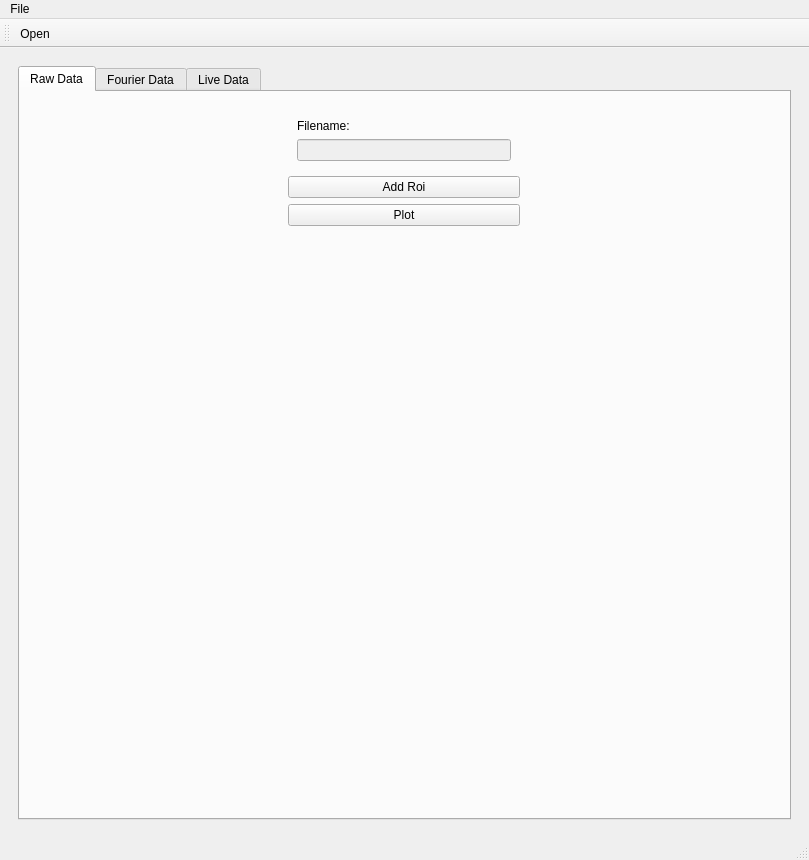
Qt form elchemi/view/GUI/main_window.ui (aquilesC/elchemi) before a commit.
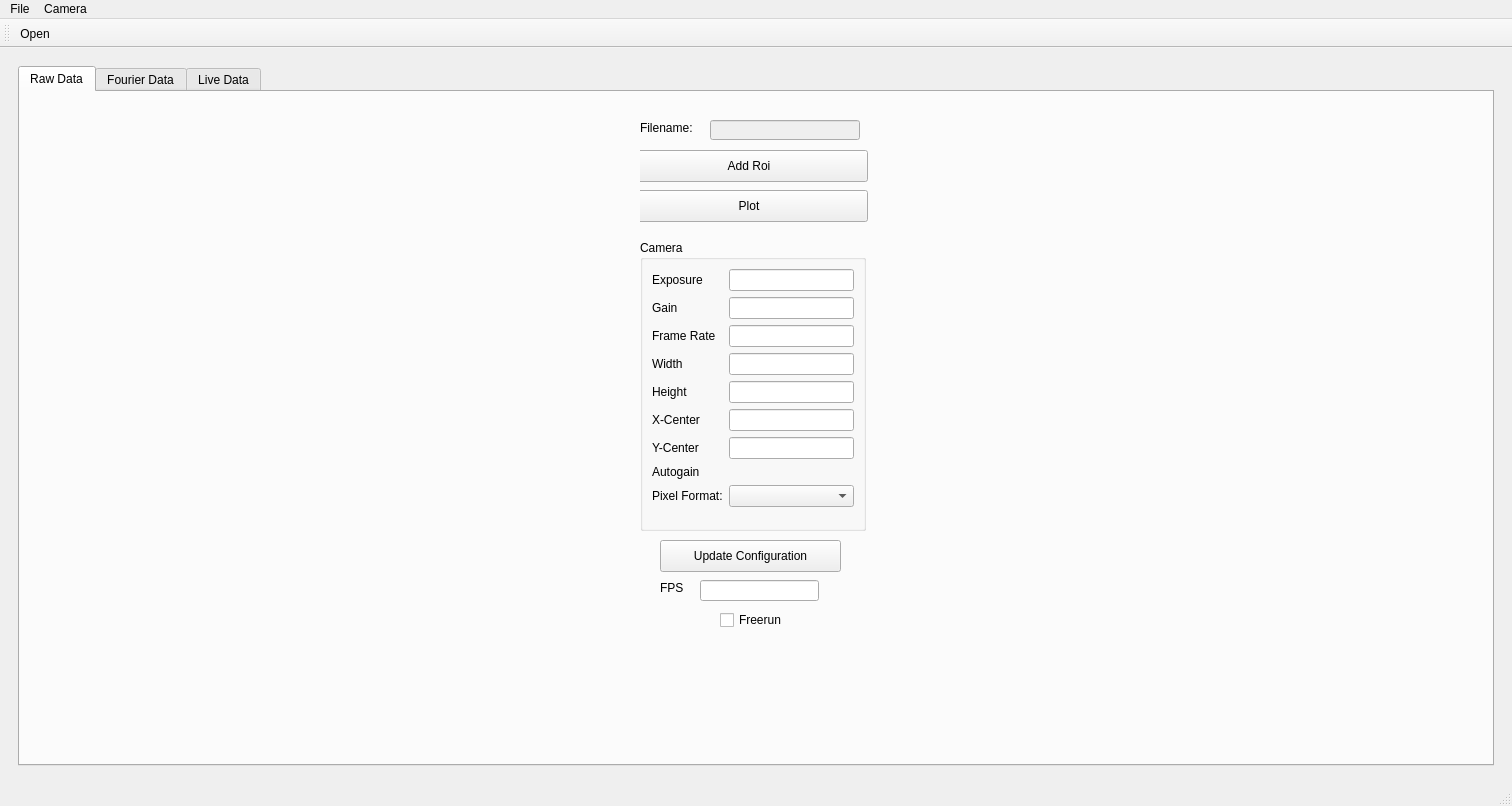
The same form after that commit. The open tabs and pages were chosen to show the change. Icons and pictures are not drawn. Custom widgets are drawn as their Qt base class.

Patch:
```diff
--- a/elchemi/view/GUI/main_window.ui
+++ b/elchemi/view/GUI/main_window.ui
@@ -6,15 +6,15 @@
    <rect>
     <x>0</x>
     <y>0</y>
-    <width>809</width>
-    <height>860</height>
+    <width>1512</width>
+    <height>806</height>
    </rect>
   </property>
   <property name="windowTitle">
    <string>MainWindow</string>
   </property>
   <widget class="QWidget" name="centralwidget">
-   <layout class="QHBoxLayout" name="horizontalLayout_3">
+   <layout class="QVBoxLayout" name="verticalLayout_5">
     <item>
      <widget class="QWidget" name="data_widget" native="true">
       <layout class="QHBoxLayout" name="horizontalLayout_2">
@@ -42,9 +42,15 @@
              <layout class="QVBoxLayout" name="verticalLayout_3">
               <item>
                <widget class="QWidget" name="widget_3" native="true">
-                <layout class="QVBoxLayout" name="verticalLayout_4">
-                 <item>
                   <widget class="QLabel" name="label">
+                 <property name="geometry">
+                  <rect>
+                   <x>0</x>
+                   <y>10</y>
+                   <width>58</width>
+                   <height>16</height>
+                  </rect>
+                 </property>
                    <property name="text">
                     <string>Filename:</string>
                    </property>
@@ -52,12 +58,18 @@
                     <cstring>filename_name</cstring>
                    </property>
                   </widget>
-                 </item>
-                 <item>
                   <widget class="QLineEdit" name="filename_name">
                    <property name="enabled">
                     <bool>false</bool>
                    </property>
+                 <property name="geometry">
+                  <rect>
+                   <x>70</x>
+                   <y>10</y>
+                   <width>150</width>
+                   <height>20</height>
+                  </rect>
+                 </property>
                    <property name="minimumSize">
                     <size>
                      <width>150</width>
@@ -66,17 +78,20 @@
                    </property>
                    <property name="maximumSize">
                     <size>
-                     <width>5000</width>
-                     <height>5000</height>
+                   <width>50</width>
+                   <height>20</height>
                     </size>
                    </property>
                   </widget>
-                 </item>
-                </layout>
-               </widget>
-              </item>
-              <item>
                <widget class="QPushButton" name="add_roi_button">
+                 <property name="geometry">
+                  <rect>
+                   <x>-10</x>
+                   <y>40</y>
+                   <width>238</width>
+                   <height>32</height>
+                  </rect>
+                 </property>
                 <property name="toolTip">
                  <string>Adds a ROI box to the image to perform a quick visualization</string>
                 </property>
@@ -84,9 +99,15 @@
                  <string>Add Roi</string>
                 </property>
                </widget>
-              </item>
-              <item>
                <widget class="QPushButton" name="plot_roi_button">
+                 <property name="geometry">
+                  <rect>
+                   <x>-10</x>
+                   <y>80</y>
+                   <width>238</width>
+                   <height>32</height>
+                  </rect>
+                 </property>
                 <property name="toolTip">
                  <string>Plot the signal, FFT, and spectrogram on the selected ROI</string>
                 </property>
@@ -94,19 +115,161 @@
                  <string>Plot</string>
                 </property>
                </widget>
-              </item>
-              <item>
-               <spacer name="verticalSpacer_2">
-                <property name="orientation">
-                 <enum>Qt::Vertical</enum>
-                </property>
-                <property name="sizeHint" stdset="0">
-                 <size>
-                  <width>20</width>
-                  <height>40</height>
-                 </size>
-                </property>
-               </spacer>
+                <widget class="QGroupBox" name="groupBox_5">
+                 <property name="geometry">
+                  <rect>
+                   <x>0</x>
+                   <y>130</y>
+                   <width>226</width>
+                   <height>291</height>
+                  </rect>
+                 </property>
+                 <property name="title">
+                  <string>Camera</string>
+                 </property>
+                 <layout class="QFormLayout" name="formLayout_5">
+                  <item row="0" column="0">
+                   <widget class="QLabel" name="label_32">
+                    <property name="text">
+                     <string>Exposure</string>
+                    </property>
+                    <property name="buddy">
+                     <cstring>line_exposure</cstring>
+                    </property>
+                   </widget>
+                  </item>
+                  <item row="0" column="1">
+                   <widget class="QLineEdit" name="exposure_freerun"/>
+                  </item>
+                  <item row="1" column="0">
+                   <widget class="QLabel" name="label_33">
+                    <property name="text">
+                     <string>Gain</string>
+                    </property>
+                   </widget>
+                  </item>
+                  <item row="1" column="1">
+                   <widget class="QLineEdit" name="gain_freerun"/>
+                  </item>
+                  <item row="2" column="0">
+                   <widget class="QLabel" name="label_34">
+                    <property name="text">
+                     <string>Frame Rate</string>
+                    </property>
+                   </widget>
+                  </item>
+                  <item row="2" column="1">
+                   <widget class="QLineEdit" name="framerate_freerun"/>
+                  </item>
+                  <item row="3" column="0">
+                   <widget class="QLabel" name="label_35">
+                    <property name="text">
+                     <string>Width</string>
+                    </property>
+                   </widget>
+                  </item>
+                  <item row="3" column="1">
+                   <widget class="QLineEdit" name="width_freerun"/>
+                  </item>
+                  <item row="4" column="0">
+                   <widget class="QLabel" name="label_36">
+                    <property name="text">
+                     <string>Height</string>
+                    </property>
+                   </widget>
+                  </item>
+                  <item row="4" column="1">
+                   <widget class="QLineEdit" name="height_freerun"/>
+                  </item>
+                  <item row="5" column="0">
+                   <widget class="QLabel" name="label_37">
+                    <property name="text">
+                     <string>X-Center</string>
+                    </property>
+                   </widget>
+                  </item>
+                  <item row="5" column="1">
+                   <widget class="QLineEdit" name="xcenter_freerun"/>
+                  </item>
+                  <item row="6" column="0">
+                   <widget class="QLabel" name="label_38">
+                    <property name="text">
+                     <string>Y-Center</string>
+                    </property>
+                   </widget>
+                  </item>
+                  <item row="6" column="1">
+                   <widget class="QLineEdit" name="ycenter_freerun"/>
+                  </item>
+                  <item row="7" column="0">
+                   <widget class="QLabel" name="label_19">
+                    <property name="text">
+                     <string>Autogain</string>
+                    </property>
+                   </widget>
+                  </item>
+                  <item row="8" column="0">
+                   <widget class="QLabel" name="label_20">
+                    <property name="text">
+                     <string>Pixel Format:</string>
+                    </property>
+                   </widget>
+                  </item>
+                  <item row="8" column="1">
+                   <widget class="QComboBox" name="pixel_format_box"/>
+                  </item>
+                 </layout>
+                </widget>
+                <widget class="QCheckBox" name="freerun_checkbox">
+                 <property name="geometry">
+                  <rect>
+                   <x>80</x>
+                   <y>500</y>
+                   <width>72</width>
+                   <height>20</height>
+                  </rect>
+                 </property>
+                 <property name="text">
+                  <string>Freerun</string>
+                 </property>
+                </widget>
+                <widget class="QLineEdit" name="refresh_rate_value">
+                 <property name="geometry">
+                  <rect>
+                   <x>60</x>
+                   <y>470</y>
+                   <width>119</width>
+                   <height>21</height>
+                  </rect>
+                 </property>
+                </widget>
+                <widget class="QLabel" name="label_18">
+                 <property name="geometry">
+                  <rect>
+                   <x>20</x>
+                   <y>470</y>
+                   <width>60</width>
+                   <height>16</height>
+                  </rect>
+                 </property>
+                 <property name="text">
+                  <string>FPS</string>
+                 </property>
+                </widget>
+                <widget class="QPushButton" name="update_config">
+                 <property name="geometry">
+                  <rect>
+                   <x>20</x>
+                   <y>430</y>
+                   <width>181</width>
+                   <height>32</height>
+                  </rect>
+                 </property>
+                 <property name="text">
+                  <string>Update Configuration</string>
+                 </property>
+                </widget>
+               </widget>
               </item>
              </layout>
             </widget>
@@ -441,8 +604,8 @@
     <rect>
      <x>0</x>
      <y>0</y>
-     <width>809</width>
-     <height>24</height>
+     <width>1512</width>
+     <height>37</height>
     </rect>
    </property>
    <widget class="QMenu" name="menuFile">
@@ -452,7 +615,15 @@
     <addaction name="action_open"/>
     <addaction name="actionExport_Data"/>
    </widget>
+   <widget class="QMenu" name="menuCa_era">
+    <property name="title">
+     <string>Camera</string>
+    </property>
+    <addaction name="action_connect"/>
+    <addaction name="action_close"/>
+   </widget>
    <addaction name="menuFile"/>
+   <addaction name="menuCa_era"/>
   </widget>
   <widget class="QStatusBar" name="statusbar"/>
   <widget class="QToolBar" name="toolBar">
```
Left out of the diff: 77 changed lines with no effect on the pictures. Lines whose indentation alone changed are shown as unchanged.
